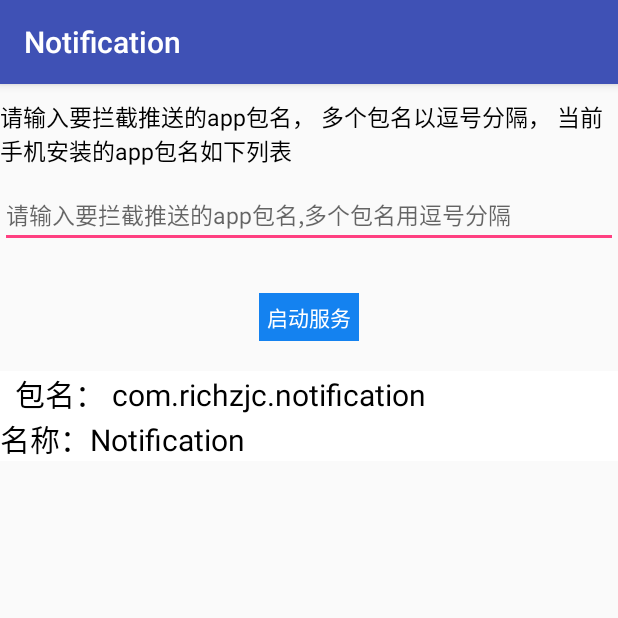
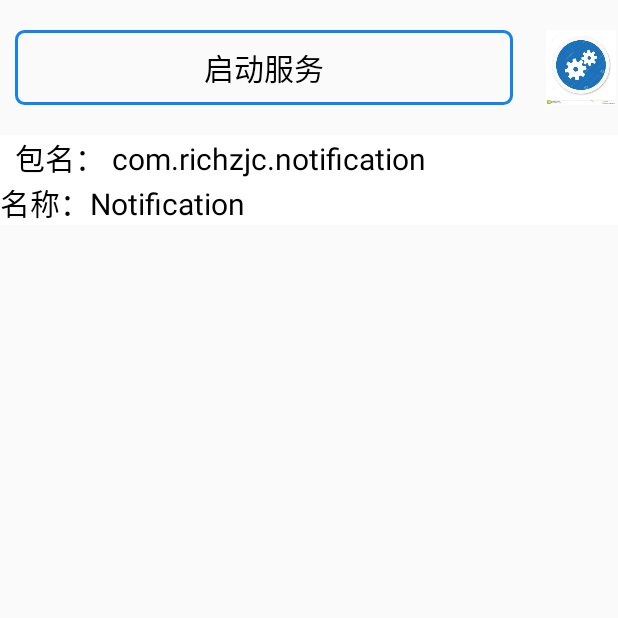
Before and after one commit to richzjc/NotificationMonitor, an Android app: the screen it shows after launch (MainActivity), after a tap on "启动服务", on a phone screen of 412 x 824 dp, the top half of it. Run offline under Robolectric (Android 15) with nearby library versions, the phone set to English and light mode, and no system bars; our stand-ins replace RxJava; 1 statement that could not run was skipped.

Commit message:
对Notification 作出了调整

```diff
--- a/app/src/main/AndroidManifest.xml
+++ b/app/src/main/AndroidManifest.xml
@@ -8,7 +8,7 @@
         android:label="@string/app_name"
         android:roundIcon="@mipmap/ic_launcher_round"
         android:supportsRtl="true"
-        android:theme="@style/AppTheme">
+        android:theme="@style/Theme.AppCompat.Light.NoActionBar">
         <activity android:name=".activity.MainActivity">
             <intent-filter>
                 <action android:name="android.intent.action.MAIN" />
--- a/app/src/main/java/com/richzjc/notification/activity/MainActivity.kt
+++ b/app/src/main/java/com/richzjc/notification/activity/MainActivity.kt
@@ -4,14 +4,12 @@ import android.content.Intent
 import android.os.Build
 import android.os.Bundle
 import android.provider.Settings
-import android.support.v4.app.NotificationManagerCompat
 import android.support.v7.app.AppCompatActivity
 import android.support.v7.widget.LinearLayoutManager
 import android.view.View
 import android.widget.Toast
 import com.richzjc.notification.R
 import com.richzjc.notification.adapter.AppListAdapter
-import com.richzjc.notification.packageNames
 import com.richzjc.notification.service.MyNotificationListenerService
 import com.richzjc.notification.util.isNotificationEnable
 import io.reactivex.Observable
@@ -22,7 +20,7 @@ import java.util.concurrent.TimeUnit
 class MainActivity : AppCompatActivity(), View.OnClickListener {
 
     var serviceIntent: Intent? = null
-    var disPosable : Disposable? = null
+    var disPosable: Disposable? = null
 
     override fun onCreate(savedInstanceState: Bundle?) {
         super.onCreate(savedInstanceState)
@@ -33,46 +31,35 @@ class MainActivity : AppCompatActivity(), View.OnClickListener {
         start.setOnClickListener(this)
     }
 
-    private fun checkPermiss(){
-        if(isNotificationEnable(this)){
-            serviceIntent = Intent(this, MyNotificationListenerService::class.java)
-            startService(serviceIntent)
-            start.visibility = View.GONE
-        }else{
+    private fun checkPermiss() {
+        if (isNotificationEnable(this)) {
+            launchService()
+        } else {
             openNotificationSettings()
             Toast.makeText(this, "请先打开设置里面对应app的开关，只有打开了开关才能收到推送", Toast.LENGTH_LONG).show()
             addObserble()
         }
     }
 
-    private fun addObserble(){
-       disPosable = Observable.interval(300, TimeUnit.MILLISECONDS)
+    private fun launchService() {
+        serviceIntent = Intent(this, MyNotificationListenerService::class.java)
+        startService(serviceIntent)
+        Toast.makeText(this, "启动服务成功", Toast.LENGTH_LONG).show()
+    }
+
+    private fun addObserble() {
+        dispose()
+        disPosable = Observable.interval(300, TimeUnit.MILLISECONDS)
                 .takeUntil { isNotificationEnable(this) }
                 .doOnNext {
                     serviceIntent = serviceIntent ?: Intent(this, MyNotificationListenerService::class.java)
                     startService(serviceIntent)
-                    start.visibility = View.GONE
+                    dispose()
                 }
                 .subscribe()
     }
 
-    override fun onClick(v: View?) {
-        if (isNotificationEnable(this)) {
-            val notificationIntent = Intent(this, NotificationListActivity::class.java)
-            startActivity(notificationIntent)
-            packageNames = et?.text?.toString()?.trim()?.let {
-                if(it.isEmpty())
-                    null
-                else {
-                    val list = it.split(",")
-                    list.forEach { it.trim() }
-                    list
-                }
-            }
-        } else {
-            openNotificationSettings()
-        }
-    }
+    override fun onClick(v: View?) = checkPermiss()
 
     private fun openNotificationSettings() {
         try {
@@ -90,10 +77,13 @@ class MainActivity : AppCompatActivity(), View.OnClickListener {
 
     override fun onDestroy() {
         super.onDestroy()
-        if(serviceIntent != null)
+        if (serviceIntent != null)
             stopService(serviceIntent)
+        dispose()
+    }
 
-        if(disPosable != null && !disPosable!!.isDisposed)
+    private fun dispose() {
+        if (disPosable != null && !disPosable!!.isDisposed)
             disPosable!!.dispose()
     }
 }
--- /dev/null
+++ b/app/src/main/res/drawable/start_service_bg.xml
@@ -0,0 +1,8 @@
+<?xml version="1.0" encoding="utf-8"?>
+<shape xmlns:android="http://schemas.android.com/apk/res/android"
+    android:shape="rectangle">
+
+    <corners android:radius="5dp"/>
+    <solid android:color="#00000000"/>
+    <stroke android:color="#1482f0" android:width="2dp"/>
+</shape>
--- a/app/src/main/res/layout/activity_main.xml
+++ b/app/src/main/res/layout/activity_main.xml
@@ -3,48 +3,50 @@
     xmlns:app="http://schemas.android.com/apk/res-auto"
     xmlns:tools="http://schemas.android.com/tools"
     android:layout_width="match_parent"
+    android:layout_height="match_parent"
     android:orientation="vertical"
-    android:layout_height="match_parent"
     tools:context=".activity.MainActivity">
 
-    <TextView
-        android:id="@+id/tv_desc"
+    <LinearLayout
         android:layout_width="match_parent"
         android:layout_height="wrap_content"
-        android:textSize="15sp"
-        android:layout_marginTop="10dp"
-        android:textColor="#000000"
-        android:text="请输入要拦截推送的app包名， 多个包名以逗号分隔， 当前手机安装的app包名如下列表"
-        />
+        android:layout_marginTop="20dp"
+        android:gravity="center_vertical"
+        android:orientation="horizontal">
 
+        <RelativeLayout
+            android:layout_width="0dp"
+            android:layout_height="wrap_content"
+            android:layout_weight="1"
+            android:layout_marginLeft="10dp"
+            android:background="@drawable/start_service_bg">
 
-    <EditText
-        android:id="@+id/et"
-        android:layout_width="match_parent"
-        android:layout_height="wrap_content"
-        android:textSize="15sp"
-        android:textColor="#000000"
-        android:layout_marginTop="10dp"
-        android:hint="请输入要拦截推送的app包名,多个包名用逗号分隔"
-        />
+            <TextView
+                android:id="@+id/start"
+                android:layout_width="match_parent"
+                android:layout_height="50dp"
+                android:layout_gravity="center_vertical"
+                android:background="?android:selectableItemBackground"
+                android:gravity="center"
+                android:padding="5dp"
+                android:text="启动服务"
+                android:textColor="#000000"
+                android:textSize="20sp" />
+        </RelativeLayout>
 
-    <TextView
-        android:id="@+id/start"
-        android:layout_width="wrap_content"
-        android:layout_height="wrap_content"
-        android:layout_marginTop="30dp"
-        android:background="#1482f0"
-        android:padding="5dp"
-        android:text="启动服务"
-        android:layout_gravity="center_horizontal"
-        android:textColor="#ffffff"
-        />
+        <ImageView
+            android:id="@+id/setting"
+            android:layout_width="50dp"
+            android:layout_height="50dp"
+            android:layout_marginLeft="20dp"
+            android:scaleType="centerInside"
+            android:src="@mipmap/setting" />
+
+    </LinearLayout>
 
     <android.support.v7.widget.RecyclerView
         android:id="@+id/recycleView"
         android:layout_width="match_parent"
         android:layout_height="wrap_content"
-        android:layout_marginTop="20dp"
-        app:layout_constraintTop_toBottomOf="@id/start"
-        />
+        android:layout_marginTop="20dp" />
 </LinearLayout>
```
Also changed, not shown: app/src/main/res/mipmap-xxhdpi/setting.jpg (added).
